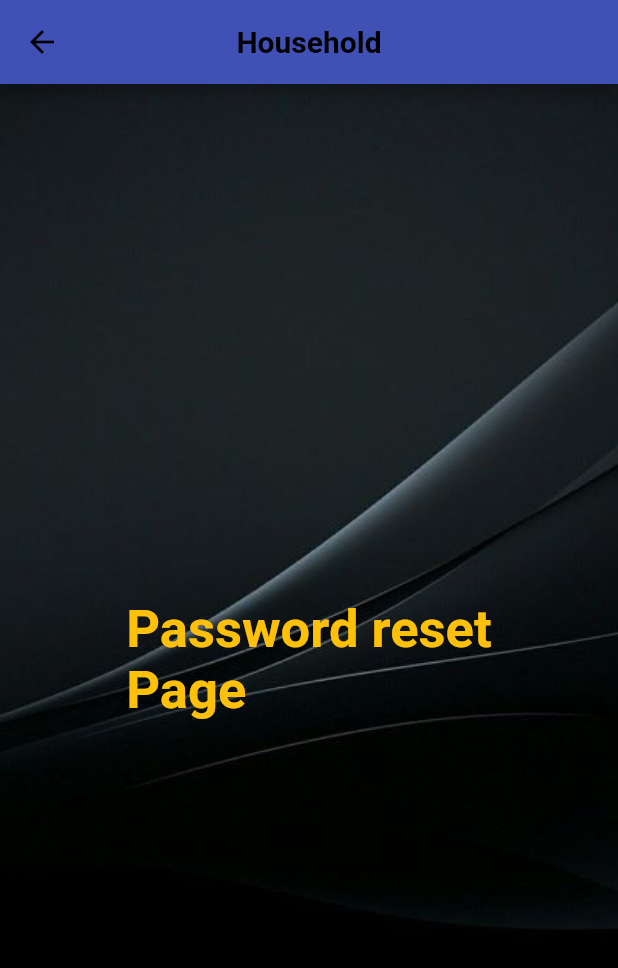
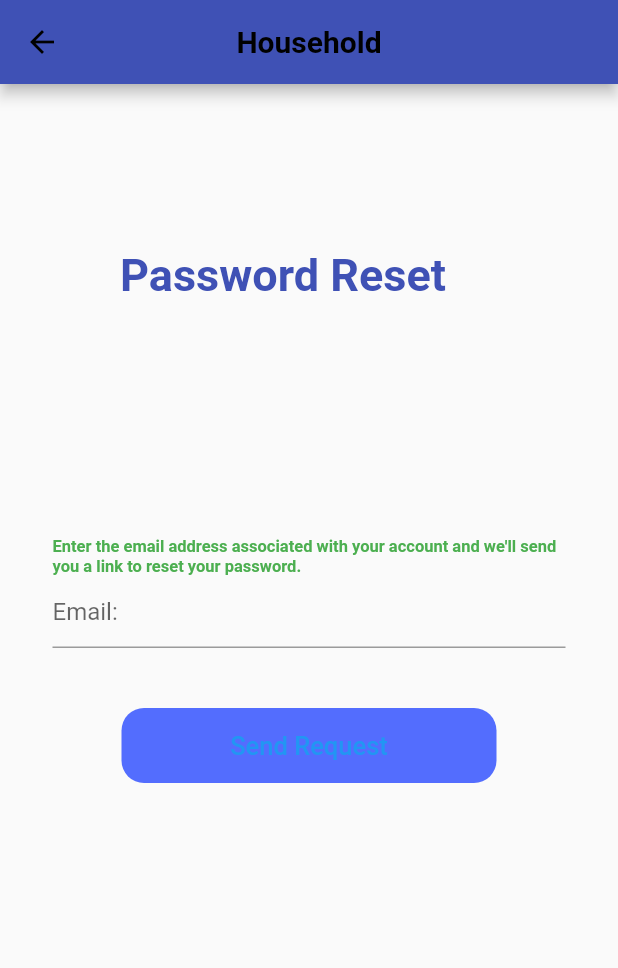
Before and after one commit to shivrajtharu/agro_service, a Flutter app: the PasswordReset screen opened by its route, on a phone screen of 412 x 824 dp. Shown: the top 968 px of the screen. Run offline on Flutter 3.47's test engine with Material 2 defaults, Android fonts, the phone set to English and light mode, and no system bars.

Commit message:
changed and added

```diff
--- a/lib/ui/login_page.dart
+++ b/lib/ui/login_page.dart
@@ -153,7 +153,7 @@ class _LoginPageState extends State<LoginPage> {
                     Row(
                       mainAxisAlignment: MainAxisAlignment.spaceEvenly,
                       children:<Widget> [
-             git            Container(
+                         Container(
                           child: InkWell(
                             onTap: () {},
                               borderRadius: BorderRadius.circular(30.0),
--- a/lib/ui/password_reset.dart
+++ b/lib/ui/password_reset.dart
@@ -10,28 +10,52 @@ class PasswordReset extends StatefulWidget {
 class _PasswordResetState extends State<PasswordReset> {
   @override
   Widget build(BuildContext context) {
-    return Container(
-      decoration:BoxDecoration(
-          image: DecorationImage(
-              image: AssetImage('assets/images/all.jpg'),fit:BoxFit.cover)
-      ),
-        child: Scaffold(
-            backgroundColor: Colors.transparent,
+    return Scaffold(
       appBar: AppBar(
+        title: Text("Household",style: TextStyle(fontWeight: FontWeight.bold)),
+        centerTitle: true,
+        foregroundColor: Colors.black,
         backgroundColor: Colors.indigo,
-                title: Text('Household',style: TextStyle(fontWeight: FontWeight.bold)),
-                centerTitle: true,
-                foregroundColor: Colors.black
       ),
       body: Stack(
           children: [
+      Padding(
+        padding: const EdgeInsets.only(top: 110,left: 80),
+         child: Container(
+        child: Text("Password Reset",
+          style: TextStyle(color: Colors.indigo,fontSize:30,fontWeight:FontWeight.bold),
+        ),
+     ),
+      ),
             Container(
-                    child: Center(child: Text("Password reset\nPage",style: TextStyle(color: Colors.amber,fontSize: 35,fontWeight:FontWeight.bold),
-                    ),)
+              child: Padding(
+                padding: const EdgeInsets.only(left: 35,right: 35),
+                child: Column(
+                  mainAxisAlignment: MainAxisAlignment.center,
+                  crossAxisAlignment: CrossAxisAlignment.center,
+                  children: [
+                    Text("Enter the email address associated with your account and we'll send you a link to reset your password.",
+                      style: TextStyle(color: Colors.green,fontSize:11,fontWeight:FontWeight.bold),),
+                    TextFormField(
+                      decoration: InputDecoration(
+                        hintText: 'Email:'
                       ),
+                    ),
+                    SizedBox(height: 40,),
+                    Container(
+                      height: 50,
+                      width: 250,
+                      decoration: BoxDecoration(color:Colors.indigoAccent,borderRadius:BorderRadius.circular(15),
+                      ),
+                       child: TextButton(child: Text('Send Request',style: TextStyle(fontSize: 17)),onPressed: (){},),
+                    )
                   ],
+                ),
+              ),
             )
+    ]
     )
     );
+
   }
 }
--- a/pubspec.yaml
+++ b/pubspec.yaml
@@ -27,6 +27,7 @@ environment:
 # the latest version available on pub.dev. To see which dependencies have newer
 # versions available, run `flutter pub outdated`.
 dependencies:
+  js: ^0.6.2
   http: ^0.13.4
   flutter:
     sdk: flutter
```
Also changed, not shown: lib/pages/Report_page.dart (added, +37 -0 lines), lib/pages/block_page.dart (added, +37 -0 lines), lib/pages/user_page.dart (+92 -6 lines), lib/ui/register_page.dart (+5 -6 lines), pubspec.lock. Lines whose indentation alone changed are shown as unchanged.
